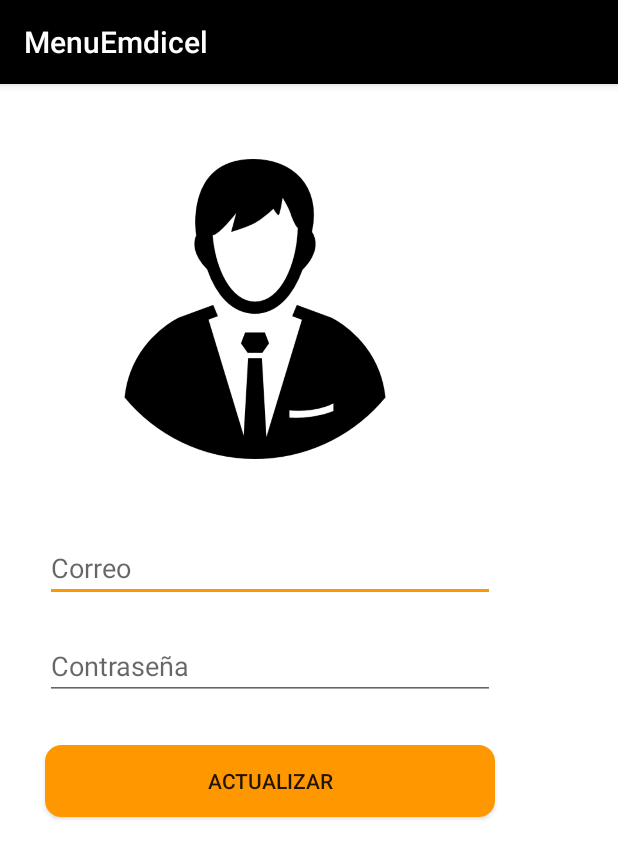
After one commit to antony1561/MenuEmdicel, an Android app: the fragment perfilFragment shown on its own in the app's theme, on a phone screen of 412 x 824 dp. The commit adds this screen. Shown: the top 858 px of the screen. Run offline under Robolectric (Android 15) with nearby library versions, the phone set to English and light mode, and no system bars; network calls fail.

Commit message:
Usuario editar

```diff
--- a/app/src/main/java/com/example/menuemdicel/DatabaseHelper.java
+++ b/app/src/main/java/com/example/menuemdicel/DatabaseHelper.java
@@ -50,4 +50,5 @@ public class DatabaseHelper extends SQLiteOpenHelper {
         if(cursor.getCount()>0) return true;
         else return false;
     }
+    ///////////////////////////////
 }
--- /dev/null
+++ b/app/src/main/java/com/example/menuemdicel/ui/perfil/PerfilViewModel.java
@@ -0,0 +1,7 @@
+package com.example.menuemdicel.ui.perfil;
+
+import androidx.lifecycle.ViewModel;
+
+public class PerfilViewModel extends ViewModel {
+    // TODO: Implement the ViewModel
+}
--- /dev/null
+++ b/app/src/main/java/com/example/menuemdicel/ui/perfil/perfilFragment.java
@@ -0,0 +1,47 @@
+package com.example.menuemdicel.ui.perfil;
+
+import androidx.lifecycle.ViewModelProviders;
+
+import android.os.Bundle;
+
+import androidx.annotation.NonNull;
+import androidx.annotation.Nullable;
+import androidx.fragment.app.Fragment;
+
+import android.view.LayoutInflater;
+import android.view.View;
+import android.view.ViewGroup;
+import android.widget.Button;
+import android.widget.EditText;
+
+import com.example.menuemdicel.R;
+
+public class perfilFragment extends Fragment implements View.OnClickListener {
+    EditText usuario,contraseña;
+    Button actualizar;
+
+
+    private PerfilViewModel mViewModel;
+
+    public static perfilFragment newInstance() {
+        return new perfilFragment();
+    }
+
+    @Override
+    public View onCreateView(@NonNull LayoutInflater inflater, @Nullable ViewGroup container,
+                             @Nullable Bundle savedInstanceState) {
+        return inflater.inflate(R.layout.perfil_fragment, container, false);
+    }
+
+    @Override
+    public void onActivityCreated(@Nullable Bundle savedInstanceState) {
+        super.onActivityCreated(savedInstanceState);
+        mViewModel = ViewModelProviders.of(this).get(PerfilViewModel.class);
+        // TODO: Use the ViewModel
+    }
+
+    @Override
+    public void onClick(View v) {
+
+    }
+}
--- a/app/src/main/res/drawable/logo_emdicel_bg.xml
+++ b/app/src/main/res/drawable/logo_emdicel_bg.xml
@@ -4,8 +4,6 @@
     <item>
         <bitmap xmlns:android="http://schemas.android.com/apk/res/android"
             android:gravity="center_horizontal"
-            android:src="@drawable/logo_emdicel"
-            android:width="10dp"
-            android:height="10dp"/>
+            android:src="@drawable/logo_emdicel"/>
     </item>
 </layer-list>
--- a/app/src/main/res/layout/app_bar_main.xml
+++ b/app/src/main/res/layout/app_bar_main.xml
@@ -23,11 +23,11 @@
     <include layout="@layout/content_main" />
 
     <com.google.android.material.floatingactionbutton.FloatingActionButton
-        android:id="@+id/fab"
+        android:id="@+id/carrito"
         android:layout_width="wrap_content"
         android:layout_height="wrap_content"
         android:layout_gravity="bottom|end"
         android:layout_margin="@dimen/fab_margin"
-        app:srcCompat="@android:drawable/ic_dialog_email" />
+        app:srcCompat="@drawable/carrito"/>
 
 </androidx.coordinatorlayout.widget.CoordinatorLayout>
--- /dev/null
+++ b/app/src/main/res/layout/perfil_fragment.xml
@@ -0,0 +1,64 @@
+<?xml version="1.0" encoding="utf-8"?>
+<androidx.constraintlayout.widget.ConstraintLayout xmlns:android="http://schemas.android.com/apk/res/android"
+    xmlns:app="http://schemas.android.com/apk/res-auto"
+    xmlns:tools="http://schemas.android.com/tools"
+    android:layout_width="match_parent"
+    android:layout_height="match_parent"
+    android:background="#fff"
+    tools:context=".Login2">
+    <LinearLayout
+        android:layout_width="match_parent"
+        android:layout_height="match_parent"
+        android:layout_marginTop="50dp">
+        <ImageView
+            android:layout_width="200dp"
+            android:layout_height="200dp"
+            android:layout_marginLeft="70dp"
+            android:src="@drawable/usuario">
+
+        </ImageView>
+    </LinearLayout>
+    ////////////////////////////////////////////
+    <LinearLayout
+        android:orientation="vertical"
+        android:layout_width="match_parent"
+        android:layout_height="match_parent"
+        android:layout_marginTop="300dp">
+        <EditText
+            android:id="@+id/correo2"
+            android:layout_width="300dp"
+            android:layout_marginLeft="30dp"
+            android:layout_height="wrap_content"
+            android:ems="10"
+            android:hint="Correo"
+
+            android:inputType="textPersonName"
+            tools:layout_editor_absoluteX="99dp"
+            tools:layout_editor_absoluteY="117dp" />
+        <EditText
+            android:id="@+id/contra2"
+            android:layout_width="300dp"
+            android:layout_marginTop="20dp"
+            android:layout_marginLeft="30dp"
+            android:layout_height="wrap_content"
+            android:ems="10"
+            android:hint="Contraseña"
+
+            android:inputType="textPassword"
+            tools:layout_editor_absoluteX="101dp"
+            tools:layout_editor_absoluteY="225dp" />
+
+        <Button
+            android:id="@+id/actualizar"
+            android:layout_width="300dp"
+            android:layout_height="wrap_content"
+            android:layout_marginTop="30dp"
+            android:layout_marginLeft="30dp"
+            android:text="ACTUALIZAR"
+            tools:layout_editor_absoluteX="148dp"
+            tools:layout_editor_absoluteY="426dp"
+            android:background="@drawable/button_border_radius"/>
+
+    </LinearLayout>
+
+</androidx.constraintlayout.widget.ConstraintLayout>
--- a/app/src/main/res/menu/activity_main_drawer.xml
+++ b/app/src/main/res/menu/activity_main_drawer.xml
@@ -12,5 +12,9 @@
             android:id="@+id/nav_gallery"
             android:icon="@drawable/celular"
             android:title="Productos" />
+        <item
+            android:id="@+id/nav_perfil"
+            android:icon="@drawable/perfil"
+            android:title="Perfil" />
     </group>
 </menu>
--- a/app/src/main/res/menu/main.xml
+++ b/app/src/main/res/menu/main.xml
@@ -1,9 +1,5 @@
 <?xml version="1.0" encoding="utf-8"?>
 <menu xmlns:android="http://schemas.android.com/apk/res/android"
     xmlns:app="http://schemas.android.com/apk/res-auto">
-    <item
-        android:id="@+id/action_settings"
-        android:orderInCategory="100"
-        android:icon="@drawable/celular"
-        app:showAsAction="never" />
+
 </menu>
--- a/app/src/main/res/navigation/mobile_navigation.xml
+++ b/app/src/main/res/navigation/mobile_navigation.xml
@@ -41,5 +41,10 @@
         android:name="com.example.menuemdicel.ui.Producto.ProductoFragment"
         android:label="producto_fragment"
         tools:layout="@layout/producto_fragment"/>
+    <fragment
+        android:id="@+id/nav_perfil"
+        android:name="com.example.menuemdicel.ui.perfil.perfilFragment"
+        android:label="perfil_fragment"
+        tools:layout="@layout/perfil_fragment"/>
 
 </navigation>
```
Also changed, not shown: app/src/main/java/com/example/menuemdicel/MainActivity.java (+7 -1 lines), app/src/main/res/layout/nav_header_main.xml (+4 -6 lines), app/src/main/res/layout/producto_fragment.xml (+0 -7 lines), app/src/main/res/drawable-v24/carrito.png (added), app/src/main/res/drawable-v24/logo.png (added), app/src/main/res/drawable-v24/logo_emdicel.png (added), app/src/main/res/drawable-v24/perfil.png (added), app/src/main/res/drawable-v24/usuario.png (added), app/src/main/res/drawable/logo_emdicel.jpg (deleted).
